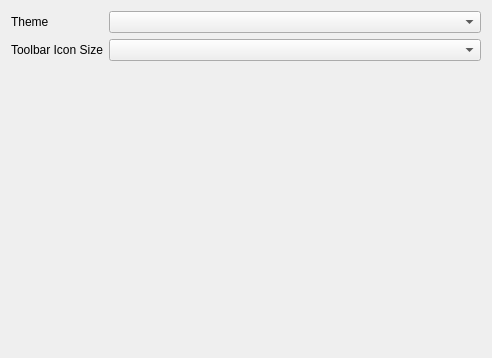
Above: src/core/lib/MainWindow/MainSettingPage.ui from OpenSpeedShop/gui before the change. Below: the same form after it.
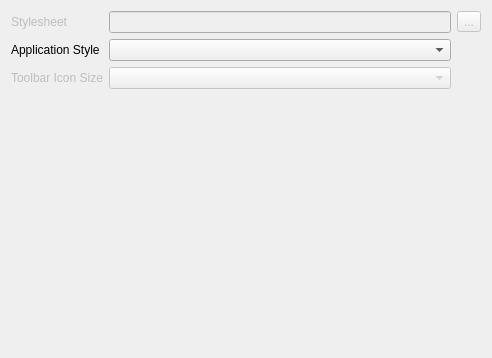
That is the form after the change.

Commit message: Added placeholders for settings in MainWindow; Fixed ConnectionManager widget; Added abort to IConnection

The edit to the form file:
```diff
--- a/src/core/lib/MainWindow/MainSettingPage.ui
+++ b/src/core/lib/MainWindow/MainSettingPage.ui
@@ -15,26 +15,92 @@
   </property>
   <layout class="QGridLayout" name="gridLayout">
    <item row="0" column="0">
-    <layout class="QFormLayout" name="formLayout">
+    <layout class="QGridLayout" name="gridLayout_2">
+     <item row="0" column="0">
+      <widget class="QLabel" name="label_3">
+       <property name="enabled">
+        <bool>false</bool>
+       </property>
+       <property name="toolTip">
+        <string>Sets the application's stylesheet</string>
+       </property>
+       <property name="text">
+        <string>Stylesheet</string>
+       </property>
+      </widget>
+     </item>
+     <item row="0" column="1">
+      <widget class="QLineEdit" name="txtStylesheet">
+       <property name="enabled">
+        <bool>false</bool>
+       </property>
+       <property name="toolTip">
+        <string>Sets the application's stylesheet</string>
+       </property>
+      </widget>
+     </item>
      <item row="2" column="0">
-      <widget class="QLabel" name="label_2">
-       <property name="text">
-        <string>Toolbar Icon Size</string>
-       </property>
-      </widget>
-     </item>
-     <item row="1" column="0">
       <widget class="QLabel" name="label">
        <property name="text">
-        <string>Theme</string>
+        <string>Application Style</string>
        </property>
       </widget>
      </item>
-     <item row="1" column="1">
-      <widget class="QComboBox" name="cmbTheme"/>
-     </item>
      <item row="2" column="1">
-      <widget class="QComboBox" name="cmbToolbarIcons"/>
+      <widget class="QComboBox" name="cmbStyle">
+       <property name="toolTip">
+        <string>Sets the applications style</string>
+       </property>
+      </widget>
+     </item>
+     <item row="3" column="0">
+      <widget class="QLabel" name="label_2">
+       <property name="enabled">
+        <bool>false</bool>
+       </property>
+       <property name="toolTip">
+        <string>Sets the application's toolbar icon size</string>
+       </property>
+       <property name="text">
+        <string>Toolbar Icon Size</string>
+       </property>
+      </widget>
+     </item>
+     <item row="3" column="1">
+      <widget class="QComboBox" name="cmbToolbarIcons">
+       <property name="enabled">
+        <bool>false</bool>
+       </property>
+       <property name="toolTip">
+        <string>Sets the application's toolbar icon size</string>
+       </property>
+      </widget>
+     </item>
+     <item row="0" column="2">
+      <widget class="QToolButton" name="btnStylesheet">
+       <property name="enabled">
+        <bool>false</bool>
+       </property>
+       <property name="toolTip">
+        <string>Sets the application's stylesheet</string>
+       </property>
+       <property name="text">
+        <string>...</string>
+       </property>
+      </widget>
+     </item>
+     <item row="4" column="1">
+      <spacer name="verticalSpacer">
+       <property name="orientation">
+        <enum>Qt::Vertical</enum>
+       </property>
+       <property name="sizeHint" stdset="0">
+        <size>
+         <width>20</width>
+         <height>40</height>
+        </size>
+       </property>
+      </spacer>
      </item>
     </layout>
    </item>
```
Left out of the diff: 3 changed lines with no effect on the pictures. The commit also changes 14 other files.
